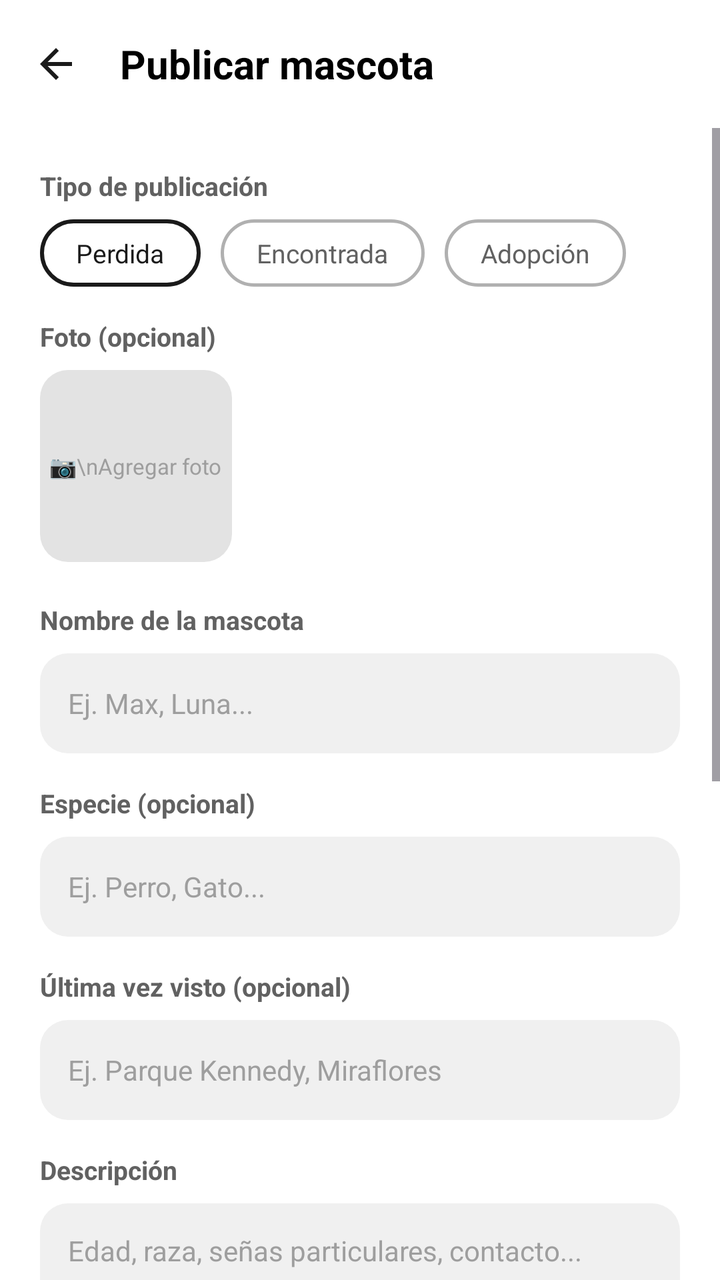
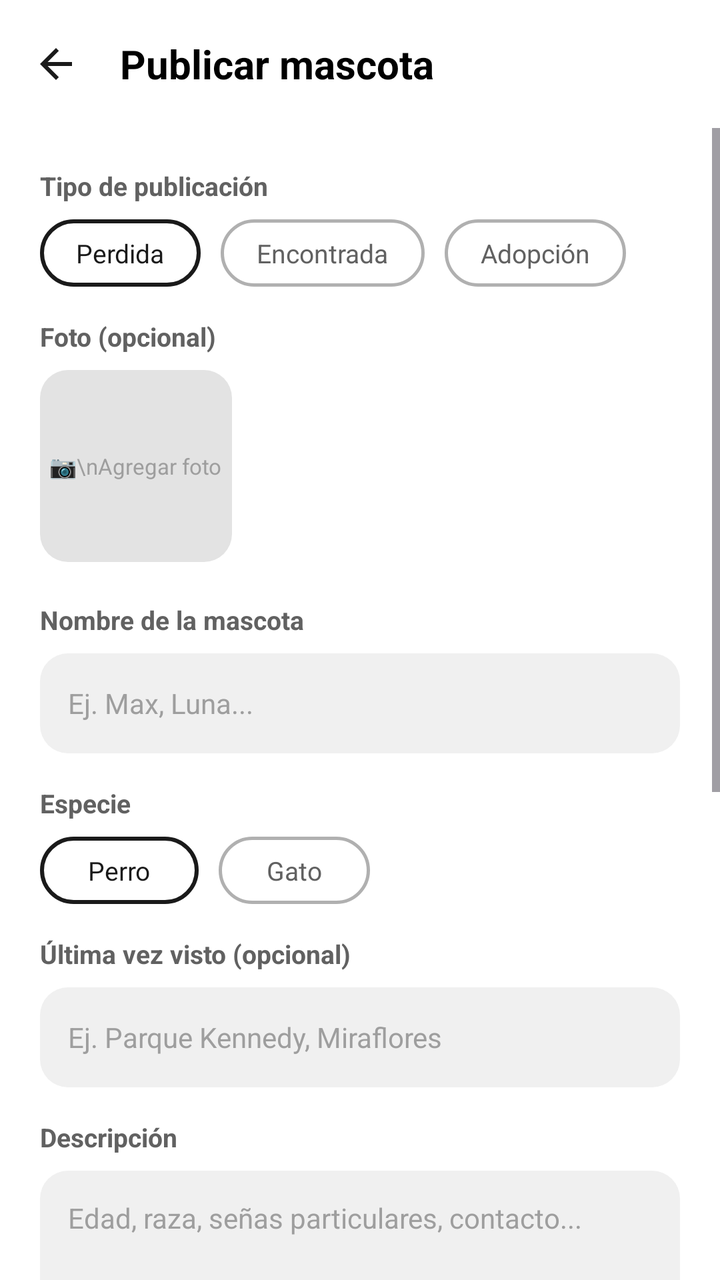

Two renders of the same Android screen: before a commit and after it. Below are the layout's source before the change and the commit's diff.
<!-- AndroidManifest.xml: application theme Theme.PracticaFinal -->
<!-- res/layout/activity_crear_publicacion.xml -->
<?xml version="1.0" encoding="utf-8"?>
<androidx.constraintlayout.widget.ConstraintLayout xmlns:android="http://schemas.android.com/apk/res/android"
    xmlns:app="http://schemas.android.com/apk/res-auto"
    xmlns:tools="http://schemas.android.com/tools"
    android:layout_width="match_parent"
    android:layout_height="match_parent"
    android:background="#FFFFFF"
    tools:context=".CrearPublicacionActivity">

    
    <com.google.android.material.appbar.MaterialToolbar
        android:id="@+id/toolbar"
        android:layout_width="0dp"
        android:layout_height="?attr/actionBarSize"
        android:background="#FFFFFF"
        app:elevation="2dp"
        app:layout_constraintEnd_toEndOf="parent"
        app:layout_constraintStart_toStartOf="parent"
        app:layout_constraintTop_toTopOf="parent"
        app:navigationIcon="@drawable/ic_arrow_back"
        app:title="Publicar mascota"
        app:titleTextAppearance="@style/TextAppearance.AdopcionesTitle" />

    <ScrollView
        android:layout_width="0dp"
        android:layout_height="0dp"
        android:fillViewport="true"
        app:layout_constraintBottom_toBottomOf="parent"
        app:layout_constraintEnd_toEndOf="parent"
        app:layout_constraintStart_toStartOf="parent"
        app:layout_constraintTop_toBottomOf="@id/toolbar">

        <LinearLayout
            android:layout_width="match_parent"
            android:layout_height="wrap_content"
            android:orientation="vertical"
            android:paddingStart="20dp"
            android:paddingTop="20dp"
            android:paddingEnd="20dp"
            android:paddingBottom="28dp">

            
            <TextView
                android:layout_width="wrap_content"
                android:layout_height="wrap_content"
                android:text="Tipo de publicación"
                android:textColor="#616161"
                android:textSize="13sp"
                android:textStyle="bold" />

            <LinearLayout
                android:layout_width="match_parent"
                android:layout_height="wrap_content"
                android:layout_marginTop="8dp"
                android:orientation="horizontal">

                <TextView
                    android:id="@+id/chip_perdida"
                    android:layout_width="wrap_content"
                    android:layout_height="wrap_content"
                    android:background="@drawable/bg_chip_selected"
                    android:paddingStart="18dp"
                    android:paddingTop="8dp"
                    android:paddingEnd="18dp"
                    android:paddingBottom="8dp"
                    android:text="Perdida"
                    android:textColor="#1A1A1A"
                    android:textSize="13sp" />

                <TextView
                    android:id="@+id/chip_encontrada"
                    android:layout_width="wrap_content"
                    android:layout_height="wrap_content"
                    android:layout_marginStart="10dp"
                    android:background="@drawable/bg_chip"
                    android:paddingStart="18dp"
                    android:paddingTop="8dp"
                    android:paddingEnd="18dp"
                    android:paddingBottom="8dp"
                    android:text="Encontrada"
                    android:textColor="#616161"
                    android:textSize="13sp" />

                <TextView
                    android:id="@+id/chip_adopcion"
                    android:layout_width="wrap_content"
                    android:layout_height="wrap_content"
                    android:layout_marginStart="10dp"
                    android:background="@drawable/bg_chip"
                    android:paddingStart="18dp"
                    android:paddingTop="8dp"
                    android:paddingEnd="18dp"
                    android:paddingBottom="8dp"
                    android:text="Adopción"
                    android:textColor="#616161"
                    android:textSize="13sp" />
            </LinearLayout>

            
            <TextView
                android:layout_width="wrap_content"
                android:layout_height="wrap_content"
                android:layout_marginTop="16dp"
                android:text="Foto (opcional)"
                android:textColor="#616161"
                android:textSize="13sp"
                android:textStyle="bold" />

            <FrameLayout
                android:id="@+id/contenedor_foto"
                android:layout_width="96dp"
                android:layout_height="96dp"
                android:layout_marginTop="8dp"
                android:background="@drawable/bg_card_image"
                android:clickable="true"
                android:focusable="true">

                <ImageView
                    android:id="@+id/img_foto"
                    android:layout_width="match_parent"
                    android:layout_height="match_parent"
                    android:scaleType="centerCrop" />

                <TextView
                    android:id="@+id/tv_foto_hint"
                    android:layout_width="wrap_content"
                    android:layout_height="wrap_content"
                    android:layout_gravity="center"
                    android:text="📷\nAgregar foto"
                    android:textColor="#9E9E9E"
                    android:textSize="11sp"
                    android:gravity="center" />
            </FrameLayout>

            
            <TextView
                android:layout_width="wrap_content"
                android:layout_height="wrap_content"
                android:layout_marginTop="20dp"
                android:text="Nombre de la mascota"
                android:textColor="#616161"
                android:textSize="13sp"
                android:textStyle="bold" />

            <EditText
                android:id="@+id/et_nombre"
                android:layout_width="match_parent"
                android:layout_height="50dp"
                android:layout_marginTop="8dp"
                android:background="@drawable/bg_search_field"
                android:hint="Ej. Max, Luna..."
                android:importantForAutofill="no"
                android:inputType="text"
                android:paddingStart="14dp"
                android:paddingEnd="14dp"
                android:singleLine="true"
                android:textColor="#1A1A1A"
                android:textColorHint="#9E9E9E"
                android:textSize="14sp" />

            
            <TextView
                android:layout_width="wrap_content"
                android:layout_height="wrap_content"
                android:layout_marginTop="16dp"
                android:text="Especie (opcional)"
                android:textColor="#616161"
                android:textSize="13sp"
                android:textStyle="bold" />

            <EditText
                android:id="@+id/et_especie"
                android:layout_width="match_parent"
                android:layout_height="50dp"
                android:layout_marginTop="8dp"
                android:background="@drawable/bg_search_field"
                android:hint="Ej. Perro, Gato..."
                android:importantForAutofill="no"
                android:inputType="text"
                android:paddingStart="14dp"
                android:paddingEnd="14dp"
                android:singleLine="true"
                android:textColor="#1A1A1A"
                android:textColorHint="#9E9E9E"
                android:textSize="14sp" />

            
            <TextView
                android:layout_width="wrap_content"
                android:layout_height="wrap_content"
                android:layout_marginTop="16dp"
                android:text="Última vez visto (opcional)"
                android:textColor="#616161"
                android:textSize="13sp"
                android:textStyle="bold" />

            <EditText
                android:id="@+id/et_ultimo_lugar"
                android:layout_width="match_parent"
                android:layout_height="50dp"
                android:layout_marginTop="8dp"
                android:background="@drawable/bg_search_field"
                android:hint="Ej. Parque Kennedy, Miraflores"
                android:importantForAutofill="no"
                android:inputType="text"
                android:paddingStart="14dp"
                android:paddingEnd="14dp"
                android:singleLine="true"
                android:textColor="#1A1A1A"
                android:textColorHint="#9E9E9E"
                android:textSize="14sp" />

            
            <TextView
                android:layout_width="wrap_content"
                android:layout_height="wrap_content"
                android:layout_marginTop="16dp"
                android:text="Descripción"
                android:textColor="#616161"
                android:textSize="13sp"
                android:textStyle="bold" />

            <EditText
                android:id="@+id/et_descripcion"
                android:layout_width="match_parent"
                android:layout_height="100dp"
                android:layout_marginTop="8dp"
                android:background="@drawable/bg_search_field"
                android:gravity="top|start"
                android:hint="Edad, raza, señas particulares, contacto..."
                android:importantForAutofill="no"
                android:inputType="textMultiLine"
                android:padding="14dp"
                android:textColor="#1A1A1A"
                android:textColorHint="#9E9E9E"
                android:textSize="14sp" />

            
            <TextView
                android:layout_width="wrap_content"
                android:layout_height="wrap_content"
                android:layout_marginTop="16dp"
                android:text="Ubicación"
                android:textColor="#616161"
                android:textSize="13sp"
                android:textStyle="bold" />

            <org.osmdroid.views.MapView
                android:id="@+id/mapa_crear"
                android:layout_width="match_parent"
                android:layout_height="220dp"
                android:layout_marginTop="8dp"
                android:background="#E3E3E3" />

            <TextView
                android:layout_width="wrap_content"
                android:layout_height="wrap_content"
                android:layout_marginTop="6dp"
                android:text="📍 Toca el mapa para elegir la ubicación"
                android:textColor="#9E9E9E"
                android:textSize="12sp" />

            
            <TextView
                android:id="@+id/tv_error"
                android:layout_width="wrap_content"
                android:layout_height="wrap_content"
                android:layout_marginTop="10dp"
                android:textColor="#E53935"
                android:textSize="12sp"
                android:visibility="gone" />

            
            <com.google.android.material.button.MaterialButton
                android:id="@+id/btn_publicar"
                style="@style/Widget.Material3.Button"
                android:layout_width="match_parent"
                android:layout_height="50dp"
                android:layout_marginTop="16dp"
                android:text="Publicar"
                android:textColor="#FFFFFF"
                android:textSize="14sp"
                android:textStyle="bold"
                app:backgroundTint="#1A1A1A"
                app:cornerRadius="25dp" />

        </LinearLayout>
    </ScrollView>

</androidx.constraintlayout.widget.ConstraintLayout>
<!-- resources referenced by this layout -->
<resources>
  <!-- drawable bg_card_image (drawable) -->
  <?xml version="1.0" encoding="utf-8"?>
  <shape xmlns:android="http://schemas.android.com/apk/res/android">
      <solid android:color="#E3E3E3" />
      <corners android:radius="14dp" />
  </shape>
  <!-- drawable bg_chip (drawable) -->
  <?xml version="1.0" encoding="utf-8"?>
  <shape xmlns:android="http://schemas.android.com/apk/res/android">
      <solid android:color="#00000000" />
      <corners android:radius="20dp" />
      <stroke
          android:width="1.5dp"
          android:color="#B0B0B0" />
  </shape>
  <!-- drawable bg_chip_selected (drawable) -->
  <?xml version="1.0" encoding="utf-8"?>
  <shape xmlns:android="http://schemas.android.com/apk/res/android">
      <solid android:color="#00000000" />
      <corners android:radius="20dp" />
      <stroke
          android:width="2dp"
          android:color="#1A1A1A" />
  </shape>
  <!-- drawable bg_search_field (drawable) -->
  <?xml version="1.0" encoding="utf-8"?>
  <shape xmlns:android="http://schemas.android.com/apk/res/android">
      <solid android:color="#F0F0F0" />
      <corners android:radius="14dp" />
  </shape>
  <!-- drawable ic_arrow_back (drawable) -->
  <?xml version="1.0" encoding="utf-8"?>
  <vector xmlns:android="http://schemas.android.com/apk/res/android"
      android:width="24dp"
      android:height="24dp"
      android:viewportWidth="24"
      android:viewportHeight="24">
      <path
          android:fillColor="#FF1A1A1A"
          android:pathData="M20,11H7.83l5.59,-5.59L12,4l-8,8 8,8 1.41,-1.41L7.83,13H20v-2z" />
  </vector>
  <style name="TextAppearance.AdopcionesTitle" parent="TextAppearance.Material3.TitleLarge">
          <item name="android:textStyle">bold</item>
          <item name="android:textColor">@android:color/black</item>
          <item name="android:textSize">20sp</item>
      </style>
  <style name="Theme.PracticaFinal" parent="Base.Theme.PracticaFinal" />
  <style name="Base.Theme.PracticaFinal" parent="Theme.Material3.DayNight.NoActionBar">
          
          
      </style>
</resources>

<!-- the commit's change to res/layout/activity_crear_publicacion.xml (unified diff, before → after) -->
@@ -163,26 +163,44 @@
                 android:layout_width="wrap_content"
                 android:layout_height="wrap_content"
                 android:layout_marginTop="16dp"
-                android:text="Especie (opcional)"
-                android:textColor="#616161"
-                android:textSize="13sp"
-                android:textStyle="bold" />
-
-            <EditText
-                android:id="@+id/et_especie"
-                android:layout_width="match_parent"
-                android:layout_height="50dp"
-                android:layout_marginTop="8dp"
-                android:background="@drawable/bg_search_field"
-                android:hint="Ej. Perro, Gato..."
-                android:importantForAutofill="no"
-                android:inputType="text"
-                android:paddingStart="14dp"
-                android:paddingEnd="14dp"
-                android:singleLine="true"
-                android:textColor="#1A1A1A"
-                android:textColorHint="#9E9E9E"
-                android:textSize="14sp" />
+                android:text="Especie"
+                android:textColor="#616161"
+                android:textSize="13sp"
+                android:textStyle="bold" />
+
+            <LinearLayout
+                android:layout_width="match_parent"
+                android:layout_height="wrap_content"
+                android:layout_marginTop="8dp"
+                android:orientation="horizontal">
+
+                <TextView
+                    android:id="@+id/chip_especie_perro"
+                    android:layout_width="wrap_content"
+                    android:layout_height="wrap_content"
+                    android:background="@drawable/bg_chip_selected"
+                    android:paddingStart="24dp"
+                    android:paddingTop="8dp"
+                    android:paddingEnd="24dp"
+                    android:paddingBottom="8dp"
+                    android:text="Perro"
+                    android:textColor="#1A1A1A"
+                    android:textSize="13sp" />
+
+                <TextView
+                    android:id="@+id/chip_especie_gato"
+                    android:layout_width="wrap_content"
+                    android:layout_height="wrap_content"
+                    android:layout_marginStart="10dp"
+                    android:background="@drawable/bg_chip"
+                    android:paddingStart="24dp"
+                    android:paddingTop="8dp"
+                    android:paddingEnd="24dp"
+                    android:paddingBottom="8dp"
+                    android:text="Gato"
+                    android:textColor="#616161"
+                    android:textSize="13sp" />
+            </LinearLayout>
 
             
             <TextView
